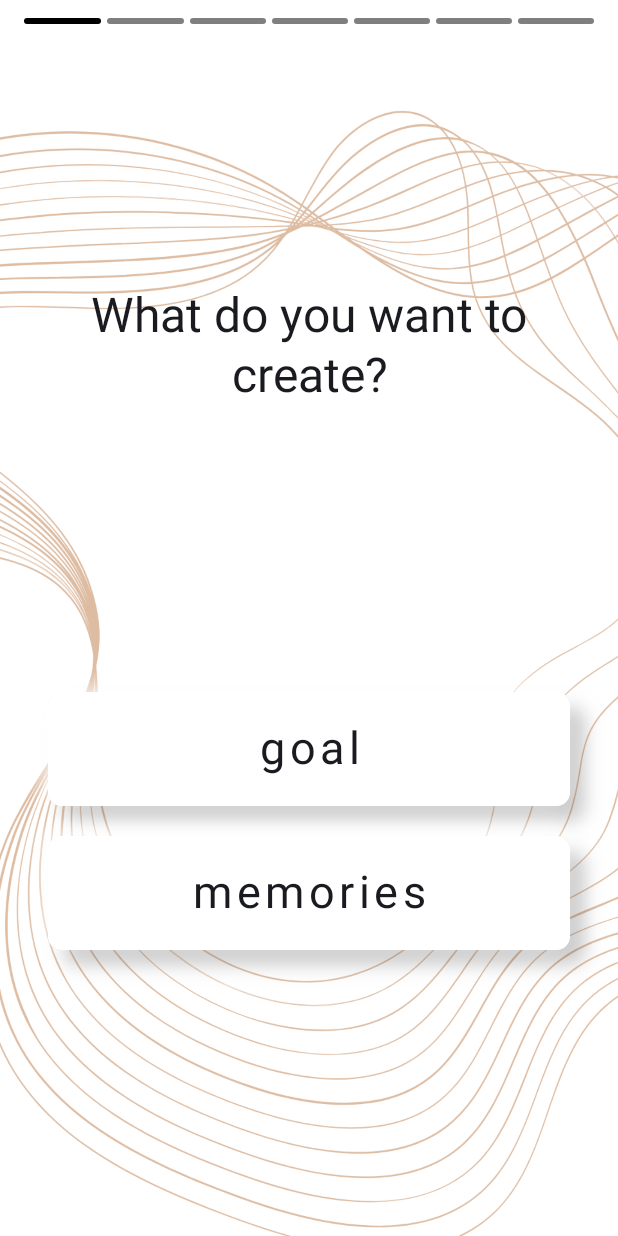
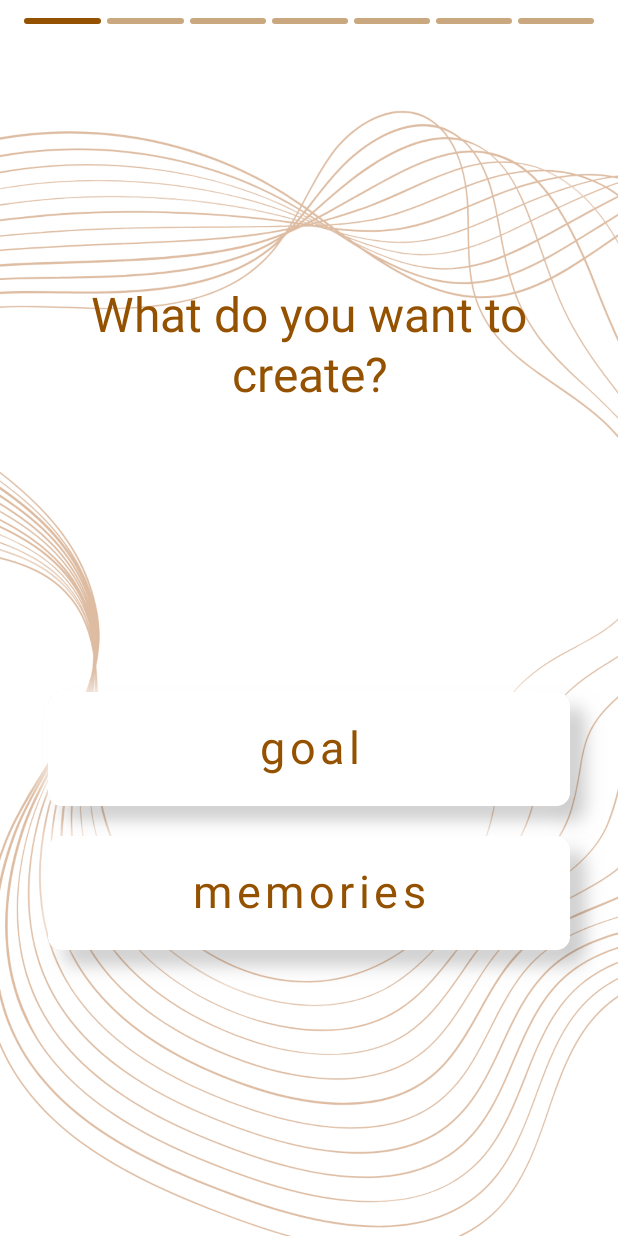
Before and after one commit to IaroslavAl/MindArt, an Android app built with Jetpack Compose: the screen it shows after launch (MainActivity), on a phone screen of 412 x 824 dp. Run offline under Robolectric (Android 15) with nearby library versions, the phone set to English and light mode, and no system bars.

Commit message:
added accent color

```diff
--- a/android-app/app/src/main/java/com/elena_stepkina/mindart/ui/mainscreen/components/ButtonLabel.kt
+++ b/android-app/app/src/main/java/com/elena_stepkina/mindart/ui/mainscreen/components/ButtonLabel.kt
@@ -1,5 +1,6 @@
 package com.elena_stepkina.mindart.ui.mainscreen.components
 
+import Elena.Stepkina.MindArt.R
 import com.elena_stepkina.mindart.ui.mainscreen.extensions.swiftShadow
 import androidx.compose.foundation.background
 import androidx.compose.foundation.clickable
@@ -12,6 +13,7 @@ import androidx.compose.material3.Text
 import androidx.compose.runtime.Composable
 import androidx.compose.ui.Modifier
 import androidx.compose.ui.graphics.Color
+import androidx.compose.ui.res.colorResource
 import androidx.compose.ui.text.style.TextAlign
 import androidx.compose.ui.tooling.preview.Preview
 import androidx.compose.ui.unit.dp
@@ -51,17 +53,7 @@ fun ButtonLabel(
             letterSpacing = 3.sp,
             textAlign = TextAlign.Center,
             modifier = Modifier.fillMaxWidth(),
-            color = LocalContentColor.current
+            color = colorResource(R.color.accent)
         )
     }
 }
-
-@Preview(showBackground = true)
-@Composable
-fun ButtonLabelPreview() {
-    ButtonLabel(
-        text = "ButtonText",
-        onClick = { println("Нажато!") },
-        modifier = Modifier.padding(16.dp)
-    )
-}
--- a/android-app/app/src/main/java/com/elena_stepkina/mindart/ui/mainscreen/components/ProgressBar.kt
+++ b/android-app/app/src/main/java/com/elena_stepkina/mindart/ui/mainscreen/components/ProgressBar.kt
@@ -1,5 +1,6 @@
 package com.elena_stepkina.mindart.ui.mainscreen.components
 
+import Elena.Stepkina.MindArt.R
 import androidx.compose.foundation.background
 import androidx.compose.foundation.layout.Arrangement
 import androidx.compose.foundation.layout.Box
@@ -12,6 +13,7 @@ import androidx.compose.runtime.Composable
 import androidx.compose.ui.Modifier
 import androidx.compose.ui.draw.clip
 import androidx.compose.ui.graphics.Color
+import androidx.compose.ui.res.colorResource
 import androidx.compose.ui.unit.dp
 
 @Composable
@@ -33,7 +35,7 @@ fun ProgressBar(
                     .height(4.dp)
                     .clip(RoundedCornerShape(4.dp))
                     .background(
-                        if (index <= currentStep) Color.Black else Color.Black.copy(alpha = 0.5f)
+                        if (index <= currentStep) colorResource(R.color.accent) else colorResource(R.color.accent).copy(alpha = 0.5f)
                     )
             )
         }
--- a/android-app/app/src/main/java/com/elena_stepkina/mindart/ui/mainscreen/components/TextView.kt
+++ b/android-app/app/src/main/java/com/elena_stepkina/mindart/ui/mainscreen/components/TextView.kt
@@ -1,21 +1,17 @@
 package com.elena_stepkina.mindart.ui.mainscreen.components
 
-import android.annotation.SuppressLint
-import androidx.compose.foundation.layout.fillMaxWidth
-import androidx.compose.material3.LocalContentColor
+import Elena.Stepkina.MindArt.R
 import androidx.compose.material3.MaterialTheme
 import androidx.compose.material3.Text
 import androidx.compose.runtime.Composable
-import androidx.compose.ui.Modifier
-import androidx.compose.ui.graphics.Color
+import androidx.compose.ui.res.colorResource
 import androidx.compose.ui.text.style.TextAlign
-import androidx.compose.ui.tooling.preview.Preview
-import androidx.compose.ui.unit.TextUnit
 
 @Composable
 fun TextView(text: String) {
     Text(
         text = text,
+        color = colorResource(R.color.accent),
         style = MaterialTheme.typography.headlineLarge,
         textAlign = TextAlign.Center
     )
--- a/android-app/app/src/main/res/values/colors.xml
+++ b/android-app/app/src/main/res/values/colors.xml
@@ -7,4 +7,6 @@
     <color name="teal_700">#FF018786</color>
     <color name="black">#FF000000</color>
     <color name="white">#FFFFFFFF</color>
+
+    <color name="accent">#945200</color>
 </resources>
```
